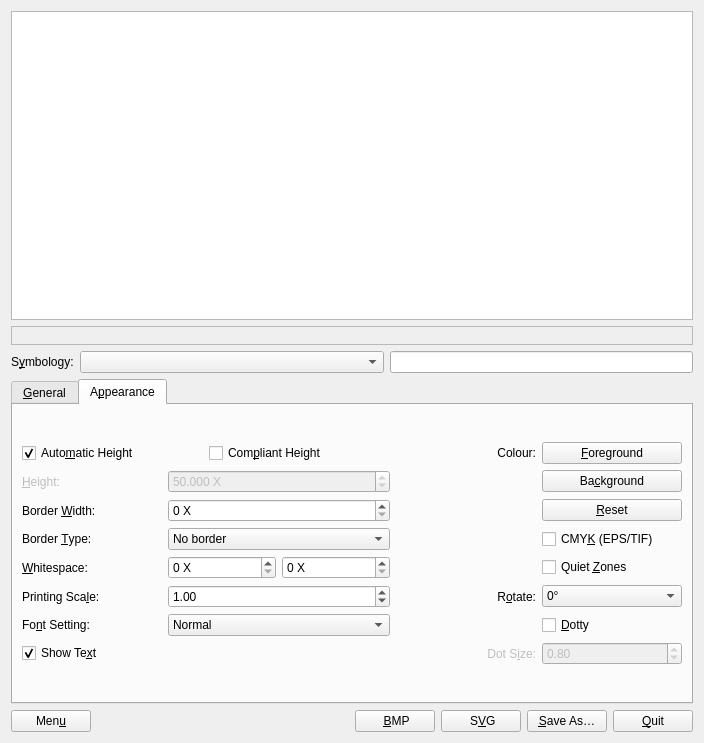
This is frontend_qt/mainWindow.ui in open-vela/external_zint as Qt 5 draws it before an edit. The edited form follows.
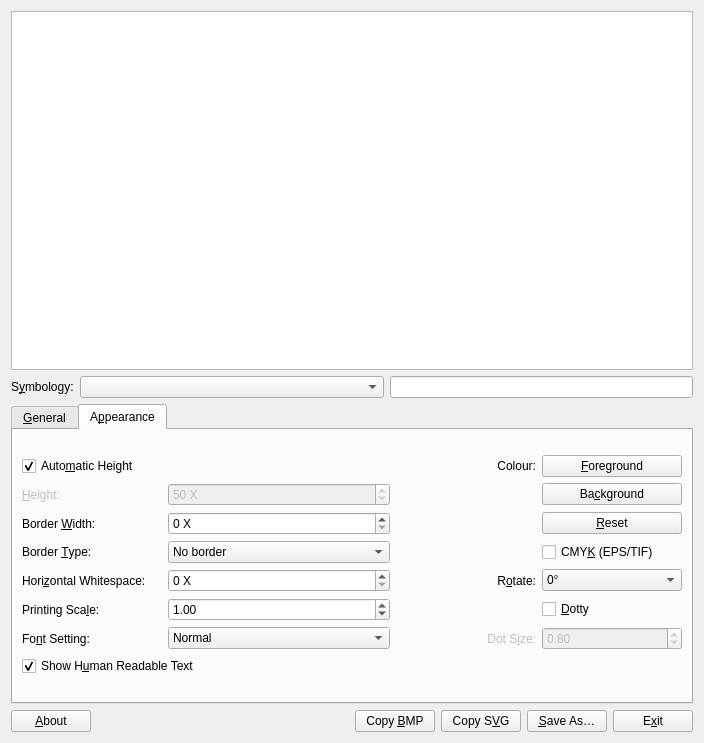
This is the edited form. The open tabs and pages were chosen to show the change. Icons and pictures are not drawn.

The edit to the form file:
```diff
--- a/frontend_qt/mainWindow.ui
+++ b/frontend_qt/mainWindow.ui
@@ -21,8 +21,8 @@
   </property>
   <property name="minimumSize">
    <size>
-    <width>400</width>
-    <height>435</height>
+    <width>420</width>
+    <height>460</height>
    </size>
   </property>
   <property name="windowTitle">
@@ -43,47 +43,7 @@
   </property>
   <layout class="QVBoxLayout" name="verticalLayoutMain">
    <item>
-    <widget class="QGraphicsView" name="view">
-     <property name="minimumSize">
-      <size>
-       <width>0</width>
-       <height>10</height>
-      </size>
-     </property>
-     <property name="contextMenuPolicy">
-      <enum>Qt::CustomContextMenu</enum>
-     </property>
-    </widget>
-   </item>
-   <item>
-    <widget class="QSplitter" name="errtxtBarContainer">
-     <property name="frameShape">
-      <enum>QFrame::StyledPanel</enum>
-     </property>
-     <property name="frameShadow">
-      <enum>QFrame::Plain</enum>
-     </property>
-     <property name="orientation">
-      <enum>Qt::Horizontal</enum>
-     </property>
-     <property name="visible">
-      <bool>false</bool>
-     </property>
-     <widget class="QStatusBar" name="errtxtBar">
-      <property name="contextMenuPolicy">
-       <enum>Qt::CustomContextMenu</enum>
-      </property>
-      <property name="autoFillBackground">
-       <bool>true</bool>
-      </property>
-      <property name="styleSheet">
-       <string notr="true"/>
-      </property>
-      <property name="sizeGripEnabled">
-       <bool>false</bool>
-      </property>
-     </widget>
-    </widget>
+    <widget class="QGraphicsView" name="view"/>
    </item>
    <item>
     <layout class="QHBoxLayout" name="horizontalLayout">
@@ -149,13 +109,13 @@
          <property name="minimumSize">
           <size>
            <width>0</width>
-           <height>325</height>
+           <height>300</height>
           </size>
          </property>
          <property name="maximumSize">
           <size>
            <width>16777215</width>
-           <height>325</height>
+           <height>300</height>
           </size>
          </property>
          <property name="autoFillBackground">
@@ -699,37 +659,18 @@
            <item>
             <layout class="QGridLayout" name="gridLayout">
              <item row="0" column="0" colspan="2">
-              <layout class="QHBoxLayout" name="horizontalLayoutAutoHeight">
-               <item>
-                <widget class="QCheckBox" name="chkAutoHeight">
-                 <property name="toolTip">
-                  <string>Use default height
+              <widget class="QCheckBox" name="chkAutoHeight">
+               <property name="toolTip">
+                <string>Use default height
 (ignored if disabled)</string>
-                 </property>
-                 <property name="text">
-                  <string>Auto&amp;matic Height</string>
-                 </property>
-                 <property name="checked">
-                  <bool>true</bool>
-                 </property>
-                </widget>
-               </item>
-               <item>
-                <widget class="QCheckBox" name="chkCompliantHeight">
-                 <property name="toolTip">
-                  <string>Warn if height not compliant with specification
-and use standard height (if any) for default
-(ignored if disabled)</string>
-                 </property>
-                 <property name="text">
-                  <string>Com&amp;pliant Height</string>
-                 </property>
-                 <property name="checked">
-                  <bool>false</bool>
-                 </property>
-                </widget>
-               </item>
-              </layout>
+               </property>
+               <property name="text">
+                <string>Auto&amp;matic Height</string>
+               </property>
+               <property name="checked">
+                <bool>true</bool>
+               </property>
+              </widget>
              </item>
              <item row="1" column="0">
               <widget class="QLabel" name="lblHeight">
@@ -752,7 +693,7 @@
               </widget>
              </item>
              <item row="1" column="1">
-              <widget class="QDoubleSpinBox" name="heightb">
+              <widget class="QSpinBox" name="heightb">
                <property name="enabled">
                 <bool>false</bool>
                </property>
@@ -760,29 +701,20 @@
                 <string>Overall symbol height in X-dimensions
 (ignored if disabled)</string>
                </property>
-               <property name="accelerated">
-                <bool>true</bool>
+               <property name="suffix">
+                <string> X</string>
                </property>
                <property name="prefix">
                 <string/>
                </property>
-               <property name="suffix">
-                <string> X</string>
-               </property>
-               <property name="decimals">
-                <number>3</number>
-               </property>
                <property name="minimum">
-                <double>0.500000000000000</double>
+                <number>1</number>
                </property>
                <property name="maximum">
-                <double>300.000000000000000</double>
-               </property>
-               <property name="singleStep">
-                <double>0.100000000000000</double>
+                <number>300</number>
                </property>
                <property name="value">
-                <double>50.000000000000000</double>
+                <number>50</number>
                </property>
               </widget>
              </item>
@@ -868,7 +800,7 @@
                 <string>Horizontal whitespace, Vertical whitespace, in X-dimensions</string>
                </property>
                <property name="text">
-                <string>&amp;Whitespace:</string>
+                <string>Hori&amp;zontal Whitespace:</string>
                </property>
                <property name="alignment">
                 <set>Qt::AlignLeading|Qt::AlignLeft|Qt::AlignVCenter</set>
@@ -879,36 +811,14 @@
               </widget>
              </item>
              <item row="4" column="1">
-              <layout class="QGridLayout" name="gridLayoutWhitespace">
-               <item row="0" column="0">
-                <widget class="QSpinBox" name="spnWhitespace">
-                 <property name="toolTip">
-                  <string>Width of horizontal whitespace on either side of barcode
-in X-dimensions</string>
-                 </property>
-                 <property name="suffix">
-                  <string> X</string>
-                 </property>
-                 <property name="maximum">
-                  <number>100</number>
-                 </property>
-                </widget>
-               </item>
-               <item row="0" column="1">
-                <widget class="QSpinBox" name="spnVWhitespace">
-                 <property name="toolTip">
-                  <string>Height of vertical whitespace above and below the barcode
-in X-dimensions</string>
-                 </property>
-                 <property name="suffix">
-                  <string> X</string>
-                 </property>
-                 <property name="maximum">
-                  <number>100</number>
-                 </property>
-                </widget>
-               </item>
-              </layout>
+              <widget class="QSpinBox" name="spnWhitespace">
+               <property name="toolTip">
+                <string>Width of whitespace on either side of barcode</string>
+               </property>
+               <property name="suffix">
+                <string> X</string>
+               </property>
+              </widget>
              </item>
              <item row="5" column="0">
               <widget class="QLabel" name="lblScale">
@@ -938,10 +848,10 @@
                 <number>2</number>
                </property>
                <property name="minimum">
-                <double>0.100000000000000</double>
+                <double>0.500000000000000</double>
                </property>
                <property name="maximum">
-                <double>100.000000000000000</double>
+                <double>99.500000000000000</double>
                </property>
                <property name="singleStep">
                 <double>0.500000000000000</double>
@@ -1003,7 +913,7 @@
 (ignored if disabled)</string>
                </property>
                <property name="text">
-                <string>Show Te&amp;xt</string>
+                <string>Show H&amp;uman Readable Text</string>
                </property>
                <property name="checked">
                 <bool>true</bool>
@@ -1082,21 +992,7 @@
                </property>
               </widget>
              </item>
-             <item row="4" column="3">
-              <widget class="QCheckBox" name="chkQuietZones">
-               <property name="toolTip">
-                <string>Add compliant quiet zones to whitespace
-(ignored if disabled)</string>
-               </property>
-               <property name="text">
-                <string>Quiet &amp;Zones</string>
-               </property>
-               <property name="checked">
-                <bool>false</bool>
-               </property>
-              </widget>
-             </item>
-             <item row="5" column="2">
+             <item row="4" column="2">
               <widget class="QLabel" name="lblRotate">
                <property name="toolTip">
                 <string>Rotate symbol by degrees</string>
@@ -1112,7 +1008,7 @@
                </property>
               </widget>
              </item>
-             <item row="5" column="3">
+             <item row="4" column="3">
               <widget class="QComboBox" name="cmbRotate">
                <property name="toolTip">
                 <string>Rotate symbol by degrees</string>
@@ -1139,7 +1035,7 @@
                </item>
               </widget>
              </item>
-             <item row="6" column="3">
+             <item row="5" column="3">
               <widget class="QCheckBox" name="chkDotty">
                <property name="toolTip">
                 <string>Use dots instead of squares for matrix symbols
@@ -1153,7 +1049,7 @@
                </property>
               </widget>
              </item>
-             <item row="7" column="2">
+             <item row="6" column="2">
               <widget class="QLabel" name="lblDotSize">
                <property name="enabled">
                 <bool>false</bool>
@@ -1173,7 +1069,7 @@
                </property>
               </widget>
              </item>
-             <item row="7" column="3">
+             <item row="6" column="3">
               <widget class="QDoubleSpinBox" name="spnDotSize">
                <property name="enabled">
                 <bool>false</bool>
@@ -1220,14 +1116,14 @@
         <string>Show menu</string>
        </property>
        <property name="text">
-        <string>Men&amp;u</string>
+        <string>&amp;About</string>
        </property>
       </widget>
      </item>
      <item row="0" column="1">
-      <widget class="QStatusBar" name="statusBar">
-       <property name="sizeGripEnabled">
-        <bool>false</bool>
+      <spacer name="horizontalSpacer_2">
+       <property name="orientation">
+        <enum>Qt::Horizontal</enum>
        </property>
        <property name="sizeHint" stdset="0">
         <size>
@@ -1235,7 +1131,7 @@
          <height>20</height>
         </size>
        </property>
-      </widget>
+      </spacer>
      </item>
      <item row="0" column="2">
       <widget class="QPushButton" name="btnCopyBMP">
@@ -1243,7 +1139,7 @@
         <string>Copy to clipboard as BMP</string>
        </property>
        <property name="text">
-        <string> &amp;BMP</string>
+        <string>Copy &amp;BMP</string>
        </property>
       </widget>
      </item>
@@ -1253,7 +1149,7 @@
         <string>Copy to clipboard as SVG</string>
        </property>
        <property name="text">
-        <string> S&amp;VG</string>
+        <string>Copy S&amp;VG</string>
        </property>
       </widget>
      </item>
@@ -1273,7 +1169,7 @@
         <string>Exit Zint Barcode Studio</string>
        </property>
        <property name="text">
-        <string>&amp;Quit</string>
+        <string>E&amp;xit</string>
        </property>
       </widget>
      </item>
```
Left out of the diff: 188 changed lines with no effect on the pictures.
